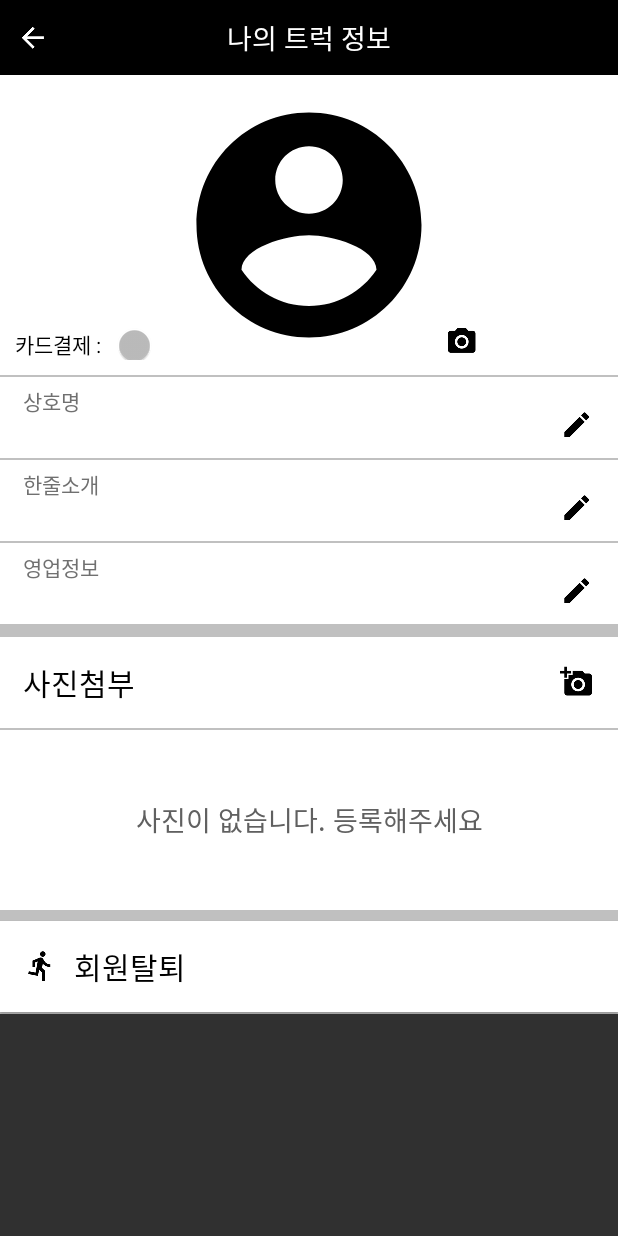
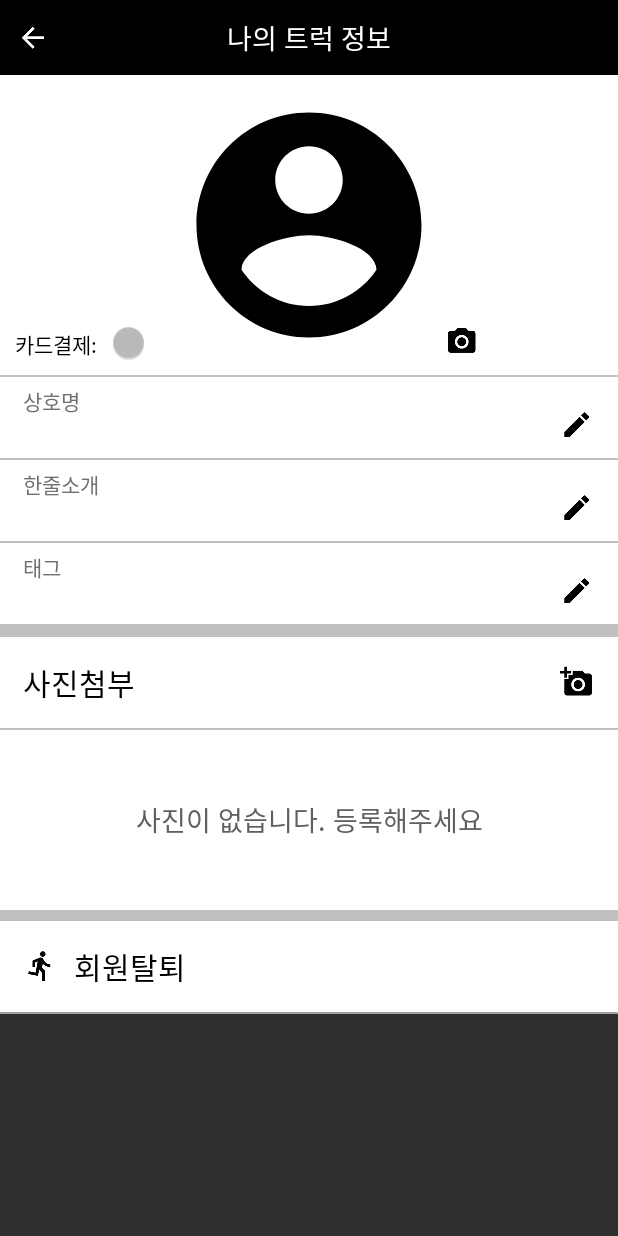
Before and after one commit to kyj1210zirh/Move2DinerforTruck, an Android app: the ProfileActivity screen opened directly, with no data from a screen before it, on a phone screen of 412 x 824 dp. Run offline under Robolectric (Android 15) with nearby library versions, the phone set to English and light mode, and no system bars; our stand-ins replace Firebase (no records; nobody signed in at launch, a user with empty details on screens opened directly); libraries missing offline, so code that uses them is left out: com.gun0912.tedpermission, gun0912.tedbottompicker; pictures from the network do not load; 2 statements that could not run were skipped.

Commit message:
12/16 태그등록

```diff
--- a/app/src/main/java/com/mjc/yhs/move2diner/Fragment/SalesSituationFragment.java
+++ b/app/src/main/java/com/mjc/yhs/move2diner/Fragment/SalesSituationFragment.java
@@ -101,7 +101,7 @@ public class SalesSituationFragment extends Fragment implements OnMapReadyCallba
             rootView = inflater.inflate(R.layout.layout_sales_status, container, false);
         } catch (InflateException e) {
         }
-        savedInstanceState.putBoolean("Situation",btnSituation);
+
         mAuth = FirebaseAuth.getInstance();
         user = mAuth.getCurrentUser();
 
--- a/app/src/main/res/layout/layout_profile.xml
+++ b/app/src/main/res/layout/layout_profile.xml
@@ -42,17 +42,18 @@
                 android:layout_width="wrap_content"
                 android:layout_height="wrap_content"
                 android:layout_alignParentBottom="true"
-                android:text="카드결제 : "
+                android:text="카드결제: "
                 android:textColor="#000" />
 
             <Switch
                 android:id="@+id/switch_paycard"
-                android:layout_marginLeft="5dp"
-                android:paddingTop="8dp"
                 android:layout_width="wrap_content"
                 android:layout_height="wrap_content"
                 android:layout_alignParentBottom="true"
+                android:layout_marginLeft="4dp"
                 android:layout_toRightOf="@id/tv3"
+                android:paddingTop="8dp"
+                android:paddingBottom="2dp"
 
                 />
         </RelativeLayout>
@@ -104,7 +105,7 @@
             android:layout_height="wrap_content">
 
             <TextView
-                android:id="@+id/text_busiInfo"
+                android:id="@+id/text_tags"
                 style="@style/textViewOther2"
                 android:layout_width="match_parent"
                 android:layout_height="wrap_content"
@@ -114,7 +115,7 @@
             <TextView
                 android:layout_width="wrap_content"
                 android:layout_height="wrap_content"
-                android:hint="영업정보"
+                android:hint="태그"
                 android:paddingLeft="15dp"
                 android:paddingTop="5dp"
                 android:textColorHint="#707070" />
@@ -147,6 +148,8 @@
                 android:layout_height="match_parent"
                 android:gravity="center_horizontal|center_vertical"
                 android:text="사진이 없습니다. 등록해주세요"
+                android:paddingTop="10dp"
+                android:paddingBottom="10dp"
                 android:textColor="#606060"
                 android:textSize="18dp" />
         </RelativeLayout>
```
Also changed, not shown: app/src/main/java/com/mjc/yhs/move2diner/DTO/TruckInfoItem.java (+12 -9 lines), app/src/main/java/com/mjc/yhs/move2diner/ProfileActivity.java (+38 -14 lines).
